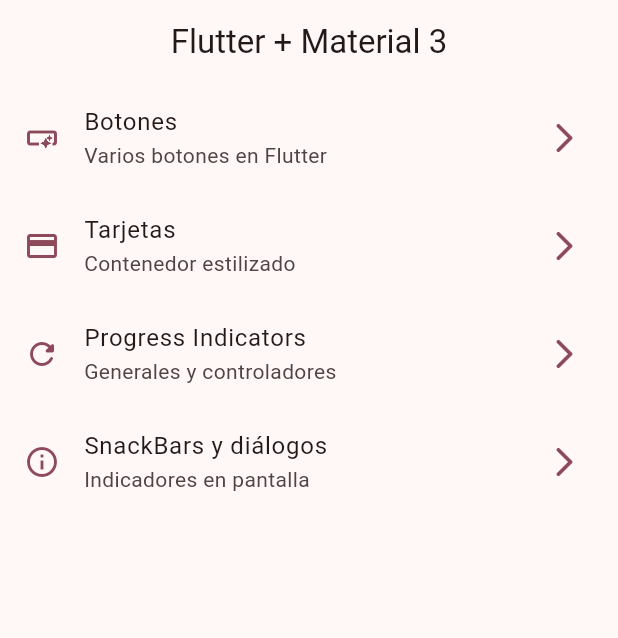
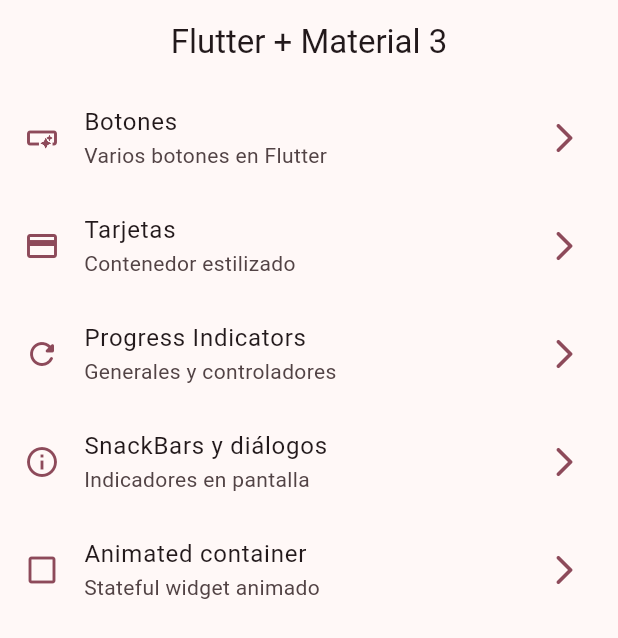
Before and after one commit to Pierou20181h057/widgets_app, a Flutter app: the screen it shows after launch, on a phone screen of 412 x 824 dp. Shown: the top 638 px of the screen. Run offline on Flutter 3.47's test engine with Material 2 defaults, Android fonts, the phone set to English and light mode, and no system bars; our stand-ins replace go_router.

Commit message:
animated container terminado

```diff
--- a/lib/config/menu/menu_item.dart
+++ b/lib/config/menu/menu_item.dart
@@ -31,10 +31,17 @@ List<MenuItem> appMenuItems = <MenuItem>[
     subTitle: 'Generales y controladores',
     link: '/progress',
     icon: Icons.refresh_rounded),
+
     MenuItem(
     title: 'SnackBars y diálogos',
     subTitle: 'Indicadores en pantalla',
     link: '/snackbars',
     icon: Icons.info_outline),
 
+    MenuItem(
+    title: 'Animated container',
+    subTitle: 'Stateful widget animado',
+    link: '/animated',
+    icon: Icons.check_box_outline_blank_outlined),
+
 ];
--- a/lib/config/router/app_router.dart
+++ b/lib/config/router/app_router.dart
@@ -32,5 +32,10 @@ final appRouter = GoRouter(
       name: SnackbarScreen.name,
       builder: (context, state) => const SnackbarScreen(),
     ),
+    GoRoute(
+      path: '/animated',
+      name: AnimatedScreen.name,
+      builder: (context, state) => const AnimatedScreen(),
+    ),
   ],
 );
```
Also changed, not shown: lib/presentation/screens/animated/animated_screen.dart (+46 -3 lines).
